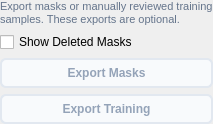
Old version of the form src/startrails/ui/step_export_artifacts.ui in the repository gkyle/startrails.
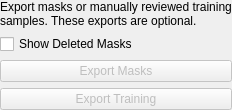
New version of the form.

Patch:
```diff
--- a/src/startrails/ui/step_export_artifacts.ui
+++ b/src/startrails/ui/step_export_artifacts.ui
@@ -20,11 +20,6 @@
    </property>
    <item>
     <widget class="QLabel" name="hint">
-    <property name="styleSheet">
-     <string notr="true">font-size: 11px;
-color: #64748b;
-line-height: 1.4;</string>
-    </property>
      <property name="text">
       <string>Export masks or manually reviewed training samples. These exports are optional.</string>
      </property>
@@ -42,27 +37,6 @@
    </item>
    <item>
     <widget class="QPushButton" name="masks">
-    <property name="styleSheet">
-     <string notr="true">QPushButton#masks {
-    background-color: #ffffff;
-    color: #1e293b;
-    border: 2px solid #cbd5e1;
-    border-radius: 6px;
-    padding: 6px 12px;
-    font-weight: 500;
-    font-size: 12px;
-}
-QPushButton#masks:hover {
-    background-color: #f1f5f9;
-    border-color: #94a3b8;
-}
-QPushButton#masks:disabled {
-    background-color: #f8fafc;
-    color: #94a3b8;
-    border-color: #e2e8f0;
-}
-QPushButton#masks:focus:enabled { border-color: #0f172a; }</string>
-    </property>
      <property name="cursor">
       <cursorShape>PointingHandCursor</cursorShape>
      </property>
@@ -79,27 +53,6 @@
    </item>
    <item>
     <widget class="QPushButton" name="training">
-    <property name="styleSheet">
-     <string notr="true">QPushButton#training {
-    background-color: #ffffff;
-    color: #1e293b;
-    border: 2px solid #cbd5e1;
-    border-radius: 6px;
-    padding: 6px 12px;
-    font-weight: 500;
-    font-size: 12px;
-}
-QPushButton#training:hover {
-    background-color: #f1f5f9;
-    border-color: #94a3b8;
-}
-QPushButton#training:disabled {
-    background-color: #f8fafc;
-    color: #94a3b8;
-    border-color: #e2e8f0;
-}
-QPushButton#training:focus:enabled { border-color: #0f172a; }</string>
-    </property>
      <property name="cursor">
       <cursorShape>PointingHandCursor</cursorShape>
      </property>
```
